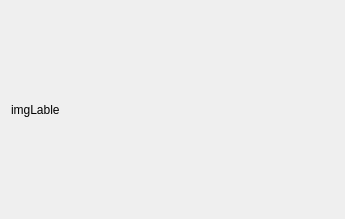
Qt form examples/mnist/widget.ui (eidelen/EidNN) before a commit.
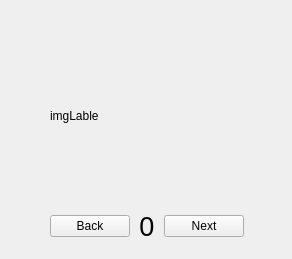
The same form after that commit.

Patch:
```diff
--- a/examples/mnist/widget.ui
+++ b/examples/mnist/widget.ui
@@ -6,16 +6,22 @@
    <rect>
     <x>0</x>
     <y>0</y>
-    <width>345</width>
-    <height>219</height>
+    <width>292</width>
+    <height>259</height>
    </rect>
   </property>
   <property name="windowTitle">
    <string>Form</string>
   </property>
-  <layout class="QVBoxLayout" name="verticalLayout_5">
-   <item>
     <widget class="QLabel" name="imgLable">
+   <property name="geometry">
+    <rect>
+     <x>50</x>
+     <y>40</y>
+     <width>181</width>
+     <height>151</height>
+    </rect>
+   </property>
      <property name="minimumSize">
       <size>
        <width>100</width>
@@ -26,8 +32,56 @@
       <string>imgLable</string>
      </property>
     </widget>
-   </item>
-  </layout>
+  <widget class="QWidget" name="gridLayoutWidget">
+   <property name="geometry">
+    <rect>
+     <x>50</x>
+     <y>210</y>
+     <width>194</width>
+     <height>33</height>
+    </rect>
+   </property>
+   <layout class="QGridLayout" name="gridLayout">
+    <item row="0" column="3">
+     <widget class="QPushButton" name="nextSample">
+      <property name="text">
+       <string>Next</string>
+      </property>
+     </widget>
+    </item>
+    <item row="0" column="1">
+     <widget class="QLabel" name="trainingLable">
+      <property name="minimumSize">
+       <size>
+        <width>20</width>
+        <height>0</height>
+       </size>
+      </property>
+      <property name="font">
+       <font>
+        <pointsize>20</pointsize>
+       </font>
+      </property>
+      <property name="layoutDirection">
+       <enum>Qt::LeftToRight</enum>
+      </property>
+      <property name="text">
+       <string>0</string>
+      </property>
+      <property name="alignment">
+       <set>Qt::AlignCenter</set>
+      </property>
+     </widget>
+    </item>
+    <item row="0" column="0">
+     <widget class="QPushButton" name="formerSample">
+      <property name="text">
+       <string>Back</string>
+      </property>
+     </widget>
+    </item>
+   </layout>
+  </widget>
  </widget>
  <resources/>
  <connections/>
```
Lines whose indentation alone changed are shown as unchanged.
